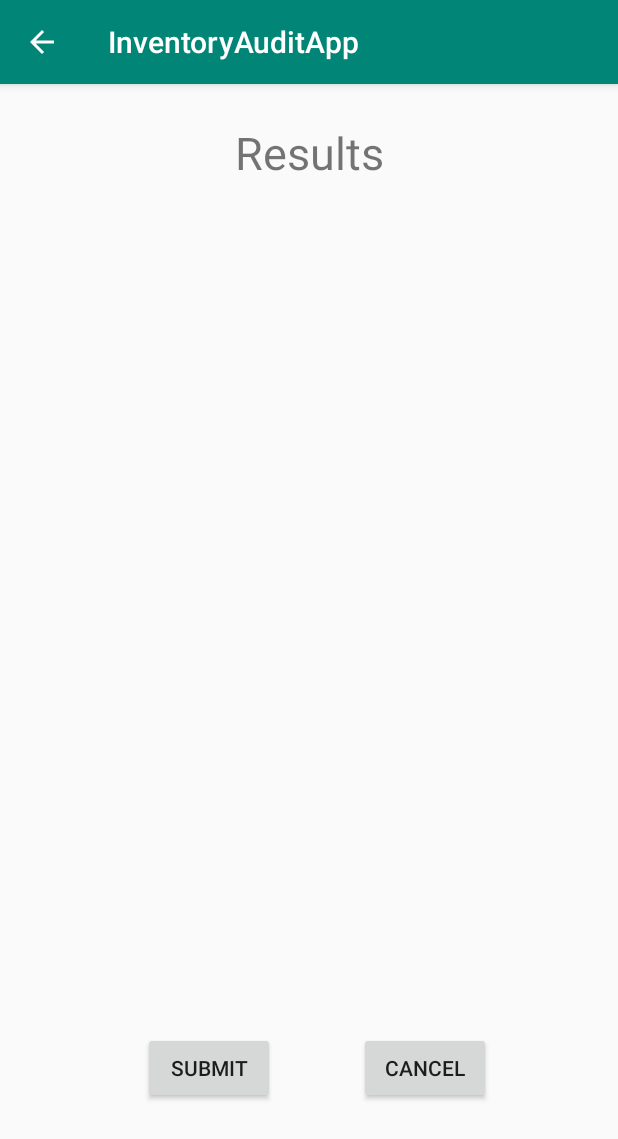
After one commit to AugustanaCSC490Spring2020/InventoryAuditApp, an Android app: the AuditSearchResultsPage screen opened directly, with no data from a screen before it, on a phone screen of 412 x 824 dp. The commit adds this screen. Shown: the top 1139 px of the screen. Run offline under Robolectric (Android 15) with nearby library versions, the phone set to English and light mode, and no system bars; our stand-ins replace Firebase (no records; nobody signed in at launch, a user with empty details on screens opened directly).

Commit message:
added AuditSearchResultsPage UI with basic functions

```diff
--- a/app/src/main/AndroidManifest.xml
+++ b/app/src/main/AndroidManifest.xml
@@ -10,29 +10,26 @@
         android:supportsRtl="true"
         android:theme="@style/AppTheme">
         <activity
+            android:name=".AuditSearchResultsPage"
+            android:parentActivityName=".AuditSearchPage" />
+        <activity
             android:name=".ModifyItemPage"
-            android:parentActivityName=".InventorySearchResultsPage"
-            />
+            android:parentActivityName=".InventorySearchResultsPage" />
         <activity
             android:name=".InventorySearchResultsPage"
-            android:parentActivityName=".InventorySearchPage"
-            />
+            android:parentActivityName=".InventorySearchPage" />
         <activity
             android:name=".AboutPage"
-            android:parentActivityName=".HomePage"
-            />
+            android:parentActivityName=".HomePage" />
         <activity
             android:name=".AuditSearchPage"
-            android:parentActivityName=".HomePage"
-            />
+            android:parentActivityName=".HomePage" />
         <activity
             android:name=".InventorySearchPage"
-            android:parentActivityName=".HomePage"
-            />
+            android:parentActivityName=".HomePage" />
         <activity
             android:name=".AddItemPage"
-            android:parentActivityName=".InventorySearchResultsPage"
-            />
+            android:parentActivityName=".InventorySearchResultsPage" />
         <activity android:name=".HomePage">
             <intent-filter>
                 <action android:name="android.intent.action.MAIN" />
--- a/app/src/main/java/com/example/inventoryauditapp/AuditSearchPage.java
+++ b/app/src/main/java/com/example/inventoryauditapp/AuditSearchPage.java
@@ -46,9 +46,10 @@ public class AuditSearchPage extends AppCompatActivity implements View.OnClickLi
         setContentView(R.layout.activity_audit_search_page);
 
         initUI();
-        //TODO: changeActivity(searchButton, AuditSearchResultsPage.class);
+        changeActivity(searchButton, AuditSearchResultsPage.class);
         initSpinners();
         resetButton.setOnClickListener(this);
+
     }
 
     /**
--- /dev/null
+++ b/app/src/main/java/com/example/inventoryauditapp/AuditSearchResultsPage.java
@@ -0,0 +1,128 @@
+package com.example.inventoryauditapp;
+
+import androidx.annotation.NonNull;
+import androidx.appcompat.app.AppCompatActivity;
+
+import android.app.Activity;
+import android.content.Intent;
+import android.os.Bundle;
+import android.view.View;
+import android.widget.ArrayAdapter;
+import android.widget.Button;
+import android.widget.ListView;
+
+import com.google.firebase.database.DataSnapshot;
+import com.google.firebase.database.DatabaseError;
+import com.google.firebase.database.DatabaseReference;
+import com.google.firebase.database.FirebaseDatabase;
+import com.google.firebase.database.ValueEventListener;
+
+import java.util.ArrayList;
+
+public class AuditSearchResultsPage extends AppCompatActivity {
+
+    private Button submitButton;
+    private Button cancelButton;
+
+    private ListView resultsListView;
+
+    private ArrayAdapter<String> resultAdapter;
+
+    private ArrayList<String> computers;
+
+    private String building;
+    private String room;
+    private String item;
+
+    @Override
+    protected void onCreate(Bundle savedInstanceState) {
+        super.onCreate(savedInstanceState);
+        setContentView(R.layout.activity_audit_search_results_page);
+
+        initUI();
+
+        //Submit Button
+        //TODO: changeActivity(submit, ?.class);
+
+        //Cancel Button
+        changeActivity(cancelButton, AuditSearchPage.class);
+
+        building = getIntent().getStringExtra("building");
+        room     = getIntent().getStringExtra("room");
+        item     = getIntent().getStringExtra("item");
+
+        computers = new ArrayList<>();
+
+        getComputerIDs();
+    }
+
+    private void initUI() {
+        submitButton     = findViewById(R.id.submitButton);
+        cancelButton     = findViewById(R.id.cancelButton);
+        resultsListView  = findViewById(R.id.resultsListView);
+
+    }
+
+    /**
+     *
+     * @param button - button that is clicked on Main Page
+     * @param page - the new activity to change to
+     */
+    private void changeActivity(Button button, final Class<? extends Activity> page) {
+        button.setOnClickListener(new View.OnClickListener() {
+            @Override
+            public void onClick(View v) {
+                Intent intent = new Intent(getBaseContext(), page);
+                startActivity(intent);
+            }
+        });
+    }
+
+
+    /**
+     * Method used to get all valid computer IDs of the current item type (will work for printers sorta for now)
+     * and calls getComputerInfo based on the current computerID
+     */
+    private void getComputerIDs() {
+        //TODO: Make this work with printers properly
+        DatabaseReference ref = FirebaseDatabase.getInstance().getReference(building).child(room).child(item);
+        ref.addValueEventListener(new ValueEventListener() {
+            @Override
+            public void onDataChange(@NonNull DataSnapshot dataSnapshot) {
+                computers.clear();
+                for(DataSnapshot d: dataSnapshot.getChildren()) {
+                    getComputerInfo(d.getKey());
+                }
+            }
+
+            @Override
+            public void onCancelled(@NonNull DatabaseError databaseError) {
+
+            }
+        });
+
+    }
+
+    /**
+     * Method used to get all computers based on the current building, room, and item type
+     * @param ID - String of the current computer (or printer ID) from the DB
+     */
+    private void getComputerInfo(String ID) {
+        DatabaseReference ref = FirebaseDatabase.getInstance().getReference(building).child(room).child(item).child(ID);
+        ref.addValueEventListener(new ValueEventListener() {
+            @Override
+            public void onDataChange(@NonNull DataSnapshot dataSnapshot) {
+
+                Computer c = dataSnapshot.getValue(Computer.class);
+                computers.add(c.toString());
+                resultAdapter = new ArrayAdapter<>(AuditSearchResultsPage.this, android.R.layout.simple_list_item_1, computers);
+                resultsListView.setAdapter(resultAdapter);
+            }
+
+            @Override
+            public void onCancelled(@NonNull DatabaseError databaseError) {
+
+            }
+        });
+    }
+}
--- /dev/null
+++ b/app/src/main/res/layout/activity_audit_search_results_page.xml
@@ -0,0 +1,55 @@
+<?xml version="1.0" encoding="utf-8"?>
+<androidx.constraintlayout.widget.ConstraintLayout xmlns:android="http://schemas.android.com/apk/res/android"
+    xmlns:app="http://schemas.android.com/apk/res-auto"
+    xmlns:tools="http://schemas.android.com/tools"
+    android:layout_width="match_parent"
+    android:layout_height="match_parent"
+    tools:context=".AuditSearchResultsPage">
+
+    <Button
+        android:id="@+id/cancelButton"
+        android:layout_width="wrap_content"
+        android:layout_height="wrap_content"
+        android:text="@string/cancelButton"
+        app:layout_constraintBottom_toBottomOf="parent"
+        app:layout_constraintEnd_toEndOf="parent"
+        app:layout_constraintHorizontal_bias="0.739"
+        app:layout_constraintStart_toStartOf="parent"
+        app:layout_constraintTop_toTopOf="parent"
+        app:layout_constraintVertical_bias="0.878" />
+
+    <Button
+        android:id="@+id/submitButton"
+        android:layout_width="wrap_content"
+        android:layout_height="wrap_content"
+        android:text="@string/submitButton"
+        app:layout_constraintBottom_toBottomOf="parent"
+        app:layout_constraintEnd_toEndOf="parent"
+        app:layout_constraintHorizontal_bias="0.294"
+        app:layout_constraintStart_toStartOf="parent"
+        app:layout_constraintTop_toTopOf="parent"
+        app:layout_constraintVertical_bias="0.878" />
+
+    <ListView
+        android:id="@+id/resultsListView"
+        android:layout_width="409dp"
+        android:layout_height="533dp"
+        android:layout_marginBottom="132dp"
+        app:layout_constraintBottom_toBottomOf="parent"
+        app:layout_constraintEnd_toEndOf="parent"
+        app:layout_constraintStart_toStartOf="parent"
+        app:layout_constraintTop_toBottomOf="@+id/inventorySearchResults"
+        app:layout_constraintVertical_bias="0.0" />
+
+    <TextView
+        android:id="@+id/auditSearchResults"
+        android:layout_width="wrap_content"
+        android:layout_height="wrap_content"
+        android:text="@string/auditSearchResultsTitle"
+        android:textSize="30sp"
+        app:layout_constraintBottom_toBottomOf="parent"
+        app:layout_constraintEnd_toEndOf="parent"
+        app:layout_constraintStart_toStartOf="parent"
+        app:layout_constraintTop_toTopOf="parent"
+        app:layout_constraintVertical_bias="0.035" />
+</androidx.constraintlayout.widget.ConstraintLayout>
--- a/app/src/main/res/values/strings.xml
+++ b/app/src/main/res/values/strings.xml
@@ -6,7 +6,6 @@
     <string name="resetButton">Reset</string>
     <string name="submitButton">Submit</string>
     <string name="cancelButton">Cancel</string>
-
 
     //Home Page
     <string name="homePageTitle">Title</string>
@@ -29,6 +28,9 @@
     <string name="addItem">Add Item</string>
     <string name="modifyItem">Modify Item</string>
 
+    //Inventory Search Results Page
+    <string name="auditSearchResultsTitle">Results</string>
+
     //TextField Labels for Add and Modify Item Page
     <string name="itemID">Item ID</string>
     <string name="building">Building</string>
```
